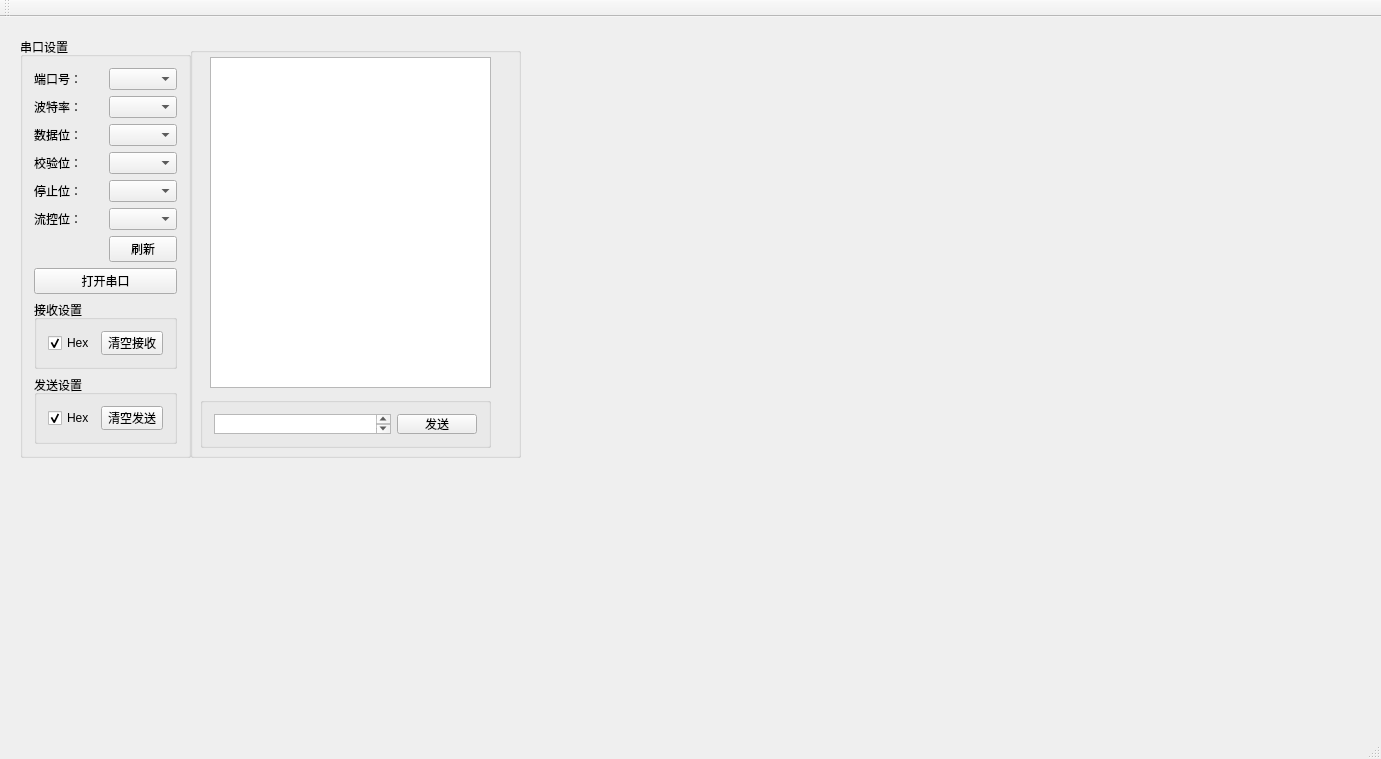
Qt form uart_demo/mainwindow.ui (maoqian5/QT_ailink_demo) before a commit.
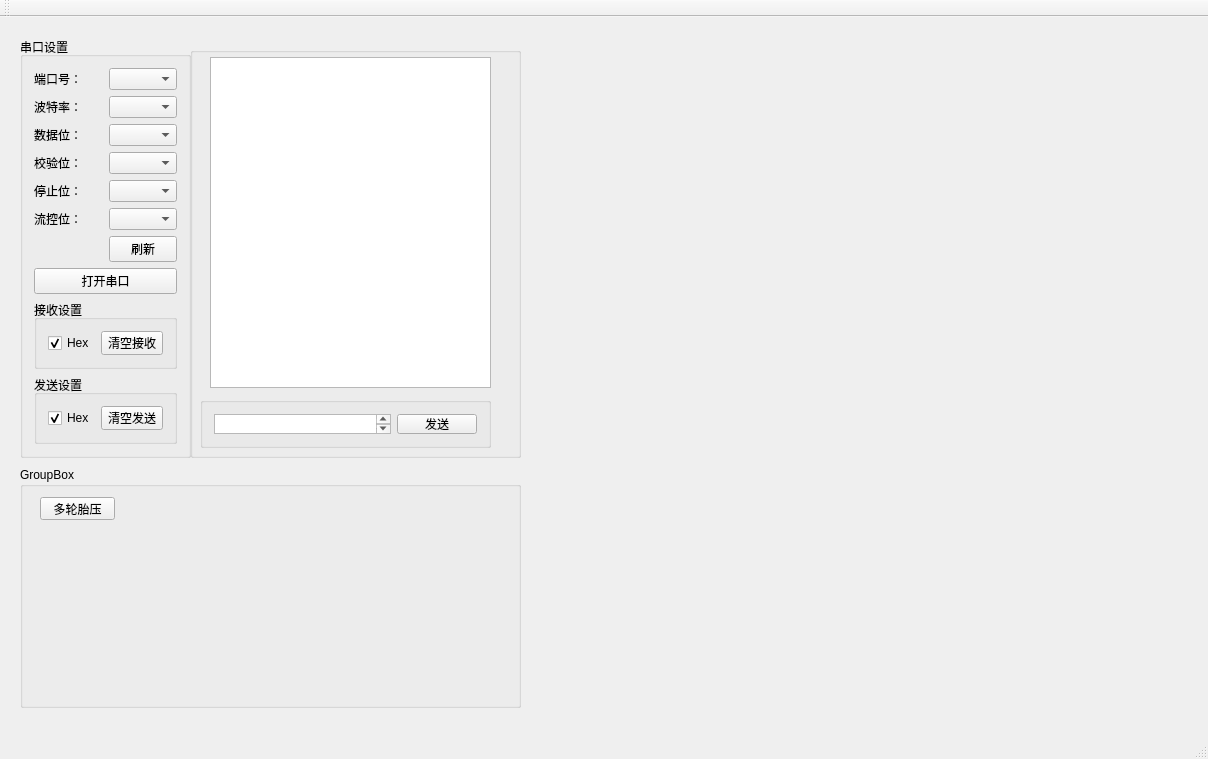
The same form after that commit.

Commit message: 调试子窗口

```diff
--- a/uart_demo/mainwindow.ui
+++ b/uart_demo/mainwindow.ui
@@ -6,7 +6,7 @@
    <rect>
     <x>0</x>
     <y>0</y>
-    <width>1381</width>
+    <width>1208</width>
     <height>759</height>
    </rect>
   </property>
@@ -203,6 +203,32 @@
      </layout>
     </widget>
    </widget>
+   <widget class="QGroupBox" name="groupBox_6">
+    <property name="geometry">
+     <rect>
+      <x>20</x>
+      <y>450</y>
+      <width>501</width>
+      <height>241</height>
+     </rect>
+    </property>
+    <property name="title">
+     <string>GroupBox</string>
+    </property>
+    <widget class="QPushButton" name="btn_mutilTPMS">
+     <property name="geometry">
+      <rect>
+       <x>20</x>
+       <y>30</y>
+       <width>75</width>
+       <height>23</height>
+      </rect>
+     </property>
+     <property name="text">
+      <string>多轮胎压</string>
+     </property>
+    </widget>
+   </widget>
   </widget>
   <widget class="QMenuBar" name="menuBar">
    <property name="geometry">
```
Left out of the diff: 2 changed lines with no effect on the pictures. The commit also changes 7 other files.
